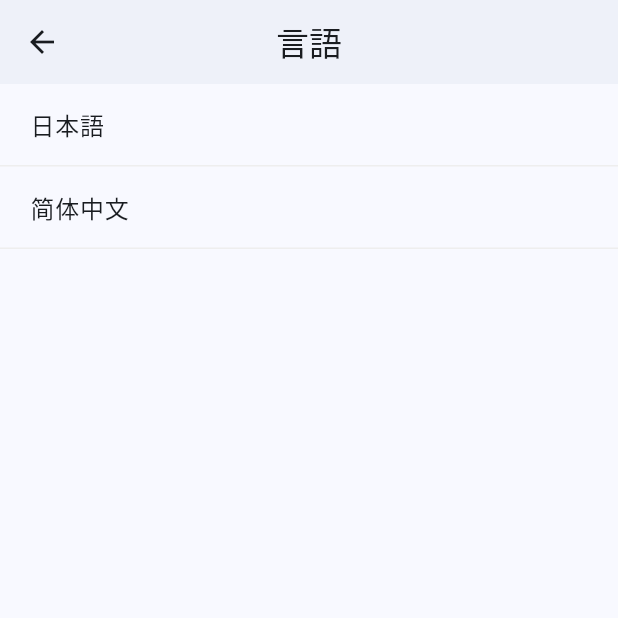
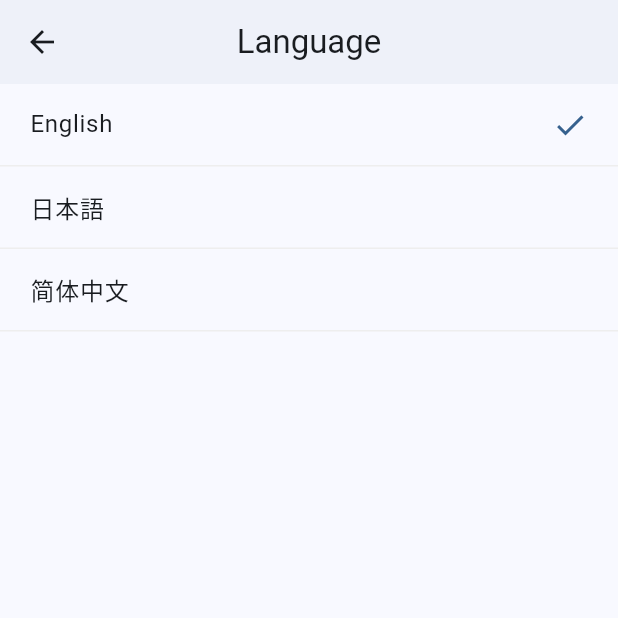
Before and after one commit to and2long/flutter_project_template, a Flutter app: the LanguagePage screen opened directly, on a phone screen of 412 x 824 dp, the top half of it. Run offline on Flutter 3.47's test engine with Material 3 defaults, Android fonts, the phone set to English and light mode, and no system bars; our stand-ins replace cached_network_image, dio, flutter_smart_dialog, flutter_spinkit, shared_preferences; missing offline and left inert: flutter_ytlog, flutter_ytnavigator; accounts and stored records are empty.

Commit message:
feat(i18n): add English localization support and improve language fallback logic

```diff
--- a/lib/i18n/i18n.dart
+++ b/lib/i18n/i18n.dart
@@ -1,5 +1,6 @@
 import 'package:flutter/foundation.dart';
 import 'package:flutter/material.dart';
+import 'package:flutter_project_template/i18n/i18n_en.dart';
 import 'package:flutter_project_template/i18n/i18n_ja.dart';
 import 'package:flutter_project_template/i18n/i18n_zh.dart';
 
@@ -21,12 +22,14 @@ class ProjectLocalizationsDelegate extends LocalizationsDelegate<S> {
   /// 根据 locale 得到对应的本地化资源
   S getMaterialTranslation(Locale locale) {
     switch (locale.languageCode) {
+      case 'en':
+        return ProjectLocalizationsEN();
       case 'zh':
         return ProjectLocalizationsZH();
       case 'ja':
         return ProjectLocalizationsJA();
       default:
-        return ProjectLocalizationsJA();
+        return ProjectLocalizationsEN();
     }
   }
 }
@@ -50,10 +53,14 @@ abstract class S {
   ];
 
   // 不需要翻译的字段，直接赋值。
-  static String appName = 'AppName';
   static String japanese = '日本語';
   static String simpleChinese = '简体中文';
-  static Map<String, String> localeSets = {'ja': japanese, 'zh': simpleChinese};
+  static String english = 'English';
+  static Map<String, String> localeSets = {
+    'en': english,
+    'ja': japanese,
+    'zh': simpleChinese,
+  };
 
   // 需要翻译的字段追加到下面，在子类中进行赋值。
   String get cancel;
--- a/lib/main.dart
+++ b/lib/main.dart
@@ -50,7 +50,6 @@ class _MyAppState extends State<MyApp> {
           return MaterialApp(
             debugShowCheckedModeBanner: false,
             navigatorKey: MyApp.navigatorKey,
-            onGenerateTitle: (context) => S.appName,
             theme: AppTheme.light,
             darkTheme: AppTheme.dark,
             localizationsDelegates: const [
```
Also changed, not shown: lib/i18n/i18n_en.dart (added, +30 -0 lines), lib/utils/sp_util.dart (+12 -2 lines).
